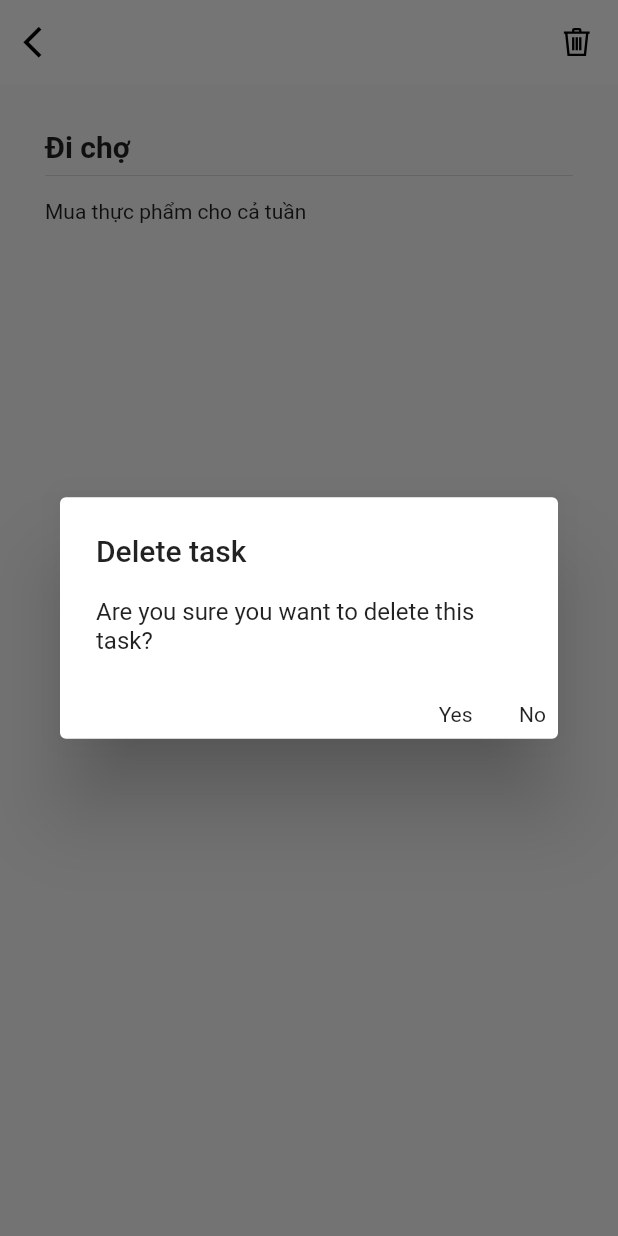
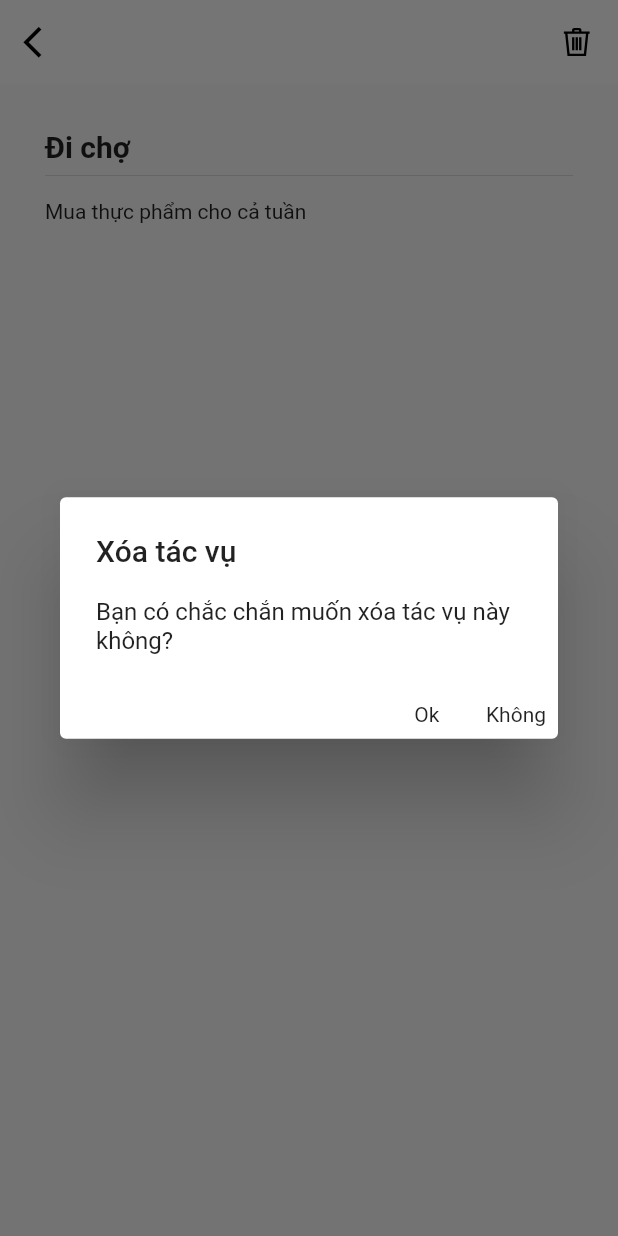
Before and after one commit to definev/flutter_class_1_2_22_N05, a Flutter app: the TodoPage screen opened directly with sample values from the repository, after a tap on an icon or button, on a phone screen of 412 x 824 dp. Run offline on Flutter 3.47's test engine with Material 2 defaults, Android fonts, the phone set to English and light mode, and no system bars; our stand-ins replace line_icons; missing offline and left inert: fuzzywuzzy.

Commit message:
update text

```diff
--- a/lib/body.dart
+++ b/lib/body.dart
@@ -14,8 +14,7 @@ class Body extends StatelessWidget {
           padding: EdgeInsets.only(top: 15, bottom: 10),
           child: Text(
             "Danh sách công việc",
-            style: TextStyle(
-                fontWeight: FontWeight.bold, fontSize: 30, color: Colors.black),
+            style: TextStyle(fontWeight: FontWeight.bold, fontSize: 30, color: Colors.black),
           ),
         ),
         bottom: TabBar(
@@ -34,7 +33,8 @@ class Body extends StatelessWidget {
         ),
       ),
       body: const TabBarView(
-          children: [TodosPage(), CompletedTodosPage(), DeletedTodosPage()]),
+        children: [TodosPage(), CompletedTodosPage(), DeletedTodosPage()],
+      ),
     );
   }
 }
--- a/lib/pages/todo.dart
+++ b/lib/pages/todo.dart
@@ -21,8 +21,8 @@ class TodoPage extends StatelessWidget {
         context: context,
         barrierDismissible: false,
         builder: (context) => AlertDialog(
-          title: const Text("Delete task"),
-          content: const Text("Are you sure you want to delete this task?"),
+          title: const Text("Xóa tác vụ"),
+          content: const Text("Bạn có chắc chắn muốn xóa tác vụ này không?"),
           actions: [
             InkWell(
               onTap: () {
@@ -30,14 +30,14 @@ class TodoPage extends StatelessWidget {
                 closePage();
                 closePage();
               },
-              child: const Text("Yes"),
+              child: const Text("Ok"),
             ),
             const Padding(padding: EdgeInsets.only(right: 15)),
             InkWell(
               onTap: () {
                 closePage();
               },
-              child: const Text("No"),
+              child: const Text("Không"),
             ),
           ],
         ),
```
